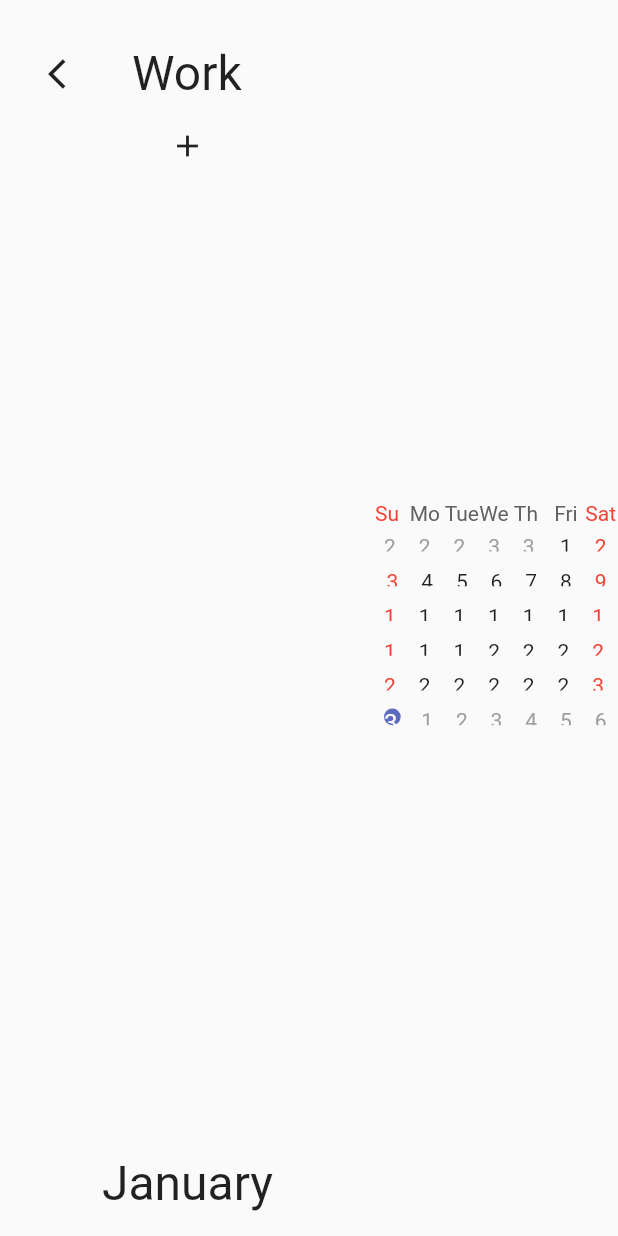
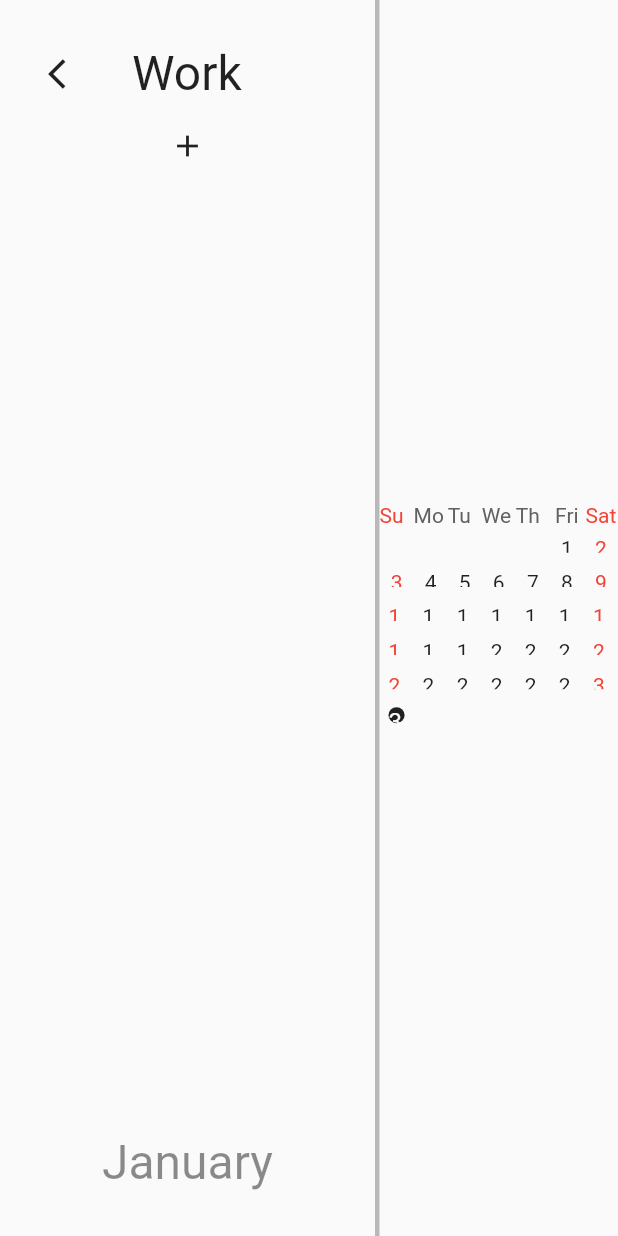
Before and after one commit to WSSSDC/EduPlanApp, a Flutter app: the Home screen opened directly, after a tap on "Calendar", on a phone screen of 412 x 824 dp. Run offline on Flutter 3.47's test engine with Material 2 defaults, Android fonts, the light colour scheme and no system bars; drawn by our look-alikes of table_calendar; our stand-ins replace cloud_firestore, firebase_auth, firebase_core, google_sign_in, random_string; accounts and stored records are empty.

Commit message:
ui + fix

```diff
--- a/eduplan/lib/calendar.dart
+++ b/eduplan/lib/calendar.dart
@@ -11,7 +11,7 @@ class Calendar extends StatefulWidget {
   _CalendarState createState() => _CalendarState();
 }
 
-class _CalendarState extends State<Calendar> {
+class _CalendarState extends State<Calendar>{
   CalendarController _calendarController;
   List _selectedEvents = [];
   String _currentMonth = DateFormat("MMMM").format(DateTime.now());
@@ -62,6 +62,8 @@ class _CalendarState extends State<Calendar> {
         children: [
           SizedBox(
             width: 250,
+            child: Container(
+              //color: Colors.black54,
               child: Column(
                 children: [
                   Container(height: 25),
@@ -105,12 +107,21 @@ class _CalendarState extends State<Calendar> {
                     ),
                   ),
                   Padding(
-                  padding: const EdgeInsets.all(16.0),
+                    padding: const EdgeInsets.all(30.0),
                     child: Center(
-                    child: Text(_currentMonth, style: TextStyle(fontSize: 32))
+                      child: Text(_currentMonth, style: TextStyle(fontSize: 32, color: Colors.black45))
                     ),
+                  ),
+                ],
+              ),
+            ),
+          ),
+          SizedBox(
+            width: 3,
+            child: Expanded(
+              child: Container(
+                color: Colors.black26
               )
-              ],
             ),
           ),
           Expanded(
@@ -124,11 +135,25 @@ class _CalendarState extends State<Calendar> {
               },
               locale: 'en_US',
               headerVisible: false,
+              calendarStyle: CalendarStyle(
+                todayColor: Color.fromRGBO(249, 249, 249, 1),
+                selectedColor: Colors.black87,
+                todayStyle: TextStyle(
+                  fontWeight: FontWeight.bold,
+                  fontSize: 32
+                ),
+                outsideDaysVisible: false,
+                contentDecoration: BoxDecoration(
+                  border: Border(
+                    bottom: BorderSide(width: 2.0, color: Colors.black26)
+                  )
+                )
+              ),
               builders: CalendarBuilders(
                 markersBuilder: (context, date, events, holidays) {
                   final children = <Widget>[];
                   if(events.isNotEmpty) {
-                    children.add(
+                    /*children.add(
                       Positioned(
                         right: 1,
                         bottom: 125,
@@ -143,7 +168,16 @@ class _CalendarState extends State<Calendar> {
                           ]
                         ),
                       )
+                    );*/
+                    for(int i = 0; i < events.length; i++) {
+                      children.add(
+                        Positioned(
+                          right: i * 20.0,
+                          bottom: 5,
+                          child: Icon(Icons.circle, color: Colors.red, size: 20),
+                        )
                       );
+                    }
                   }
                   if(holidays.isNotEmpty) {
                     children.add(
--- a/eduplan/lib/calendarData.dart
+++ b/eduplan/lib/calendarData.dart
@@ -13,6 +13,7 @@ class CalendarData {
   }
 
   static getEvents() {
+    events = {};
     UserData.subjects.forEach((Subject s) {
       s.events.forEach((e) {
         DateTime _date = stripTime(e.date);
@@ -29,6 +30,7 @@ class CalendarData {
   }
 
   static getHolidays() {
+    holidays = {};
     UserData.subjects.forEach((Subject s) {
       s.subsubjects.forEach((element) {
         element.events.forEach((e) {
--- a/eduplan/lib/home.dart
+++ b/eduplan/lib/home.dart
@@ -14,7 +14,12 @@ class Home extends StatefulWidget {
 class _HomeState extends State<Home> {
   FirebaseAuth _auth = FirebaseAuth.instance;
   TextStyle _style = TextStyle(
-    fontSize: 32
+    fontSize: 35
+  );
+
+  TextStyle _title = TextStyle(
+    fontSize: 40,
+    fontWeight: FontWeight.w600
   );
 
   @override
@@ -34,6 +39,14 @@ class _HomeState extends State<Home> {
         child: Column(
           children: [
             Container(height: 25),
+            Text("Hello " + UserData.first + ",",
+            style: _title.copyWith(fontSize: 30)),
+            Text("Welcome to the " + (UserData.isStudent ? "Student" : "Teacher") + " Dashboard",
+            style: _title),
+            Expanded(
+              child: Column(
+                mainAxisAlignment: MainAxisAlignment.center,
+                children: [
                   Padding(
                     padding: const EdgeInsets.all(20.0),
                     child: MaterialButton(
@@ -78,8 +91,8 @@ class _HomeState extends State<Home> {
                       }
                     ),
                   ),
-            Expanded(
-              child: Container(),
+                ],
+              ),
             ),
             MaterialButton(
               child: Text("Log Out"),
```
Also changed, not shown: 1 other file. Lines whose indentation alone changed are shown as unchanged.
